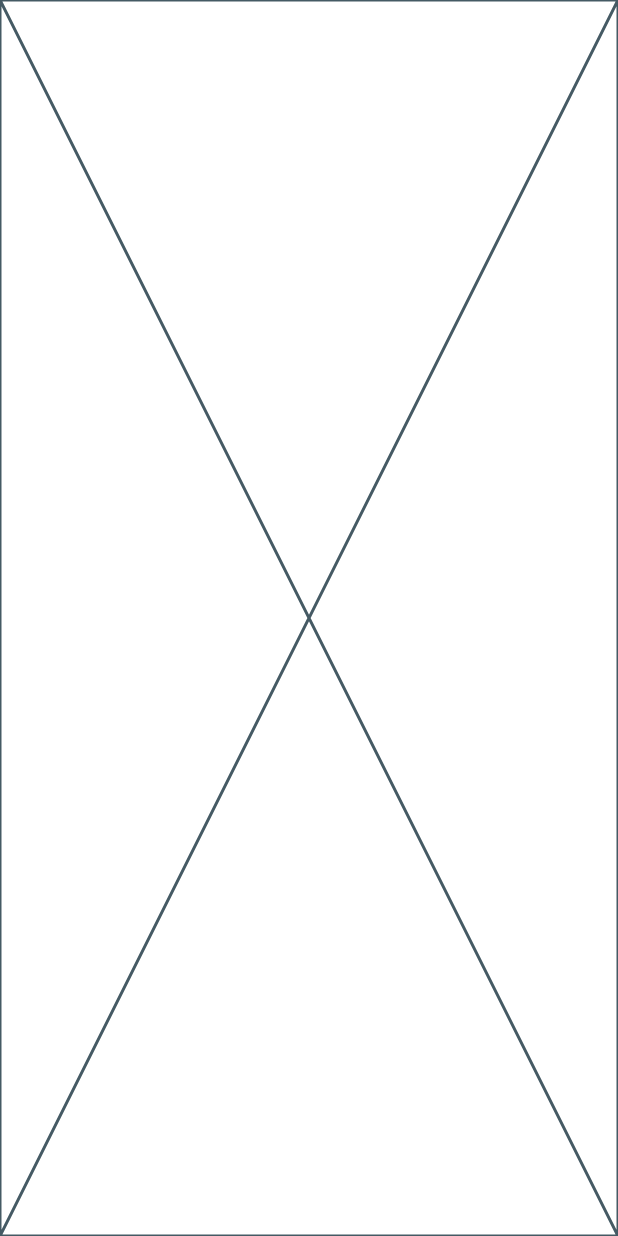
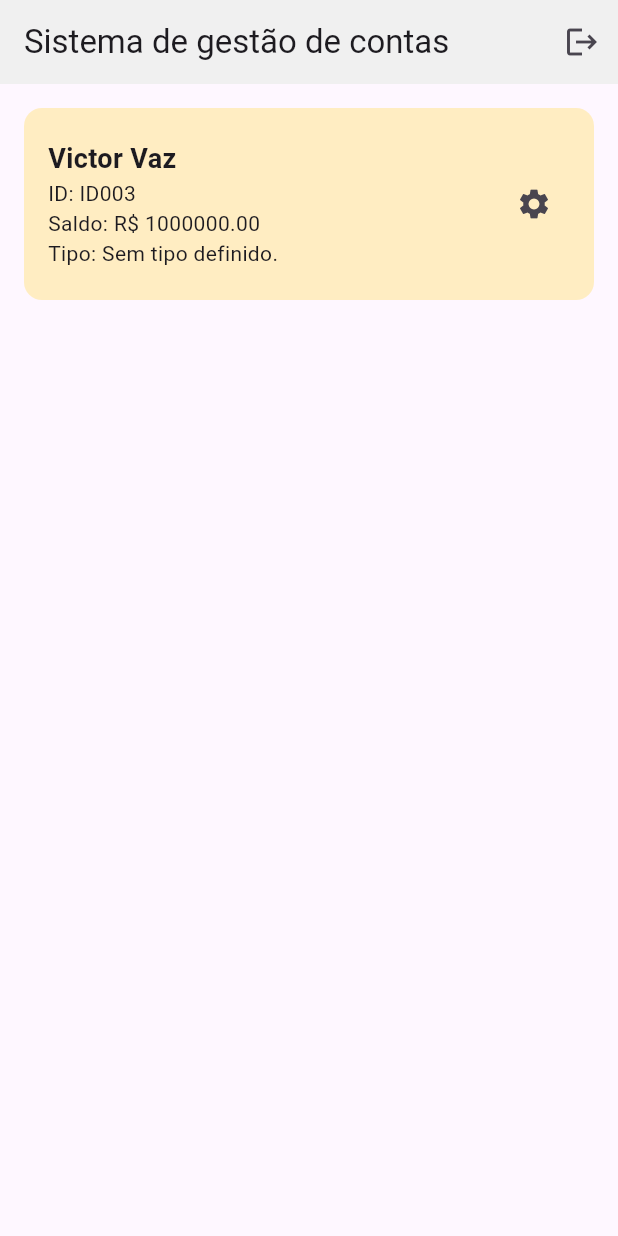
Before and after one commit to victorvazdev/flutter_banco_douro, a Flutter app: the screen it shows after launch, after a tap on "Entrar", on a phone screen of 412 x 824 dp. Run offline on Flutter 3.47's test engine with Material 3 defaults, Android fonts, the phone set to English and light mode, and no system bars.

Commit message:
dart_banco_douro integrated with this app; AppBar added in home_screen; AccountWidget development started

```diff
--- /dev/null
+++ b/lib/models/account.dart
@@ -0,0 +1,99 @@
+import 'dart:convert';
+
+class Account {
+  String id;
+  String name;
+  String lastName;
+  double balance;
+  String? accountType;
+
+  Account({
+    required this.id,
+    required this.name,
+    required this.lastName,
+    required this.balance,
+    required this.accountType,
+  });
+
+  factory Account.fromMap(Map<String, dynamic> map) {
+    return Account(
+      id: map['id'] as String,
+      name: map['name'] as String,
+      lastName: map['lastName'] as String,
+      balance: (map['balance'] as num).toDouble(),
+      accountType:
+          map['accountType'] != null ? map['accountType'] as String : null,
+    );
+  }
+
+  Map<String, dynamic> toMap() {
+    return <String, dynamic>{
+      'id': id,
+      'name': name,
+      'lastName': lastName,
+      'balance': balance,
+      'accountType': accountType,
+    };
+  }
+
+  @override
+  String toString() {
+    return '\nID: $id\n$name $lastName\nSaldo: $balance\n';
+  }
+
+  @override
+  bool operator ==(covariant Account other) {
+    if (identical(this, other)) return true;
+
+    return other.id == id &&
+        other.name == name &&
+        other.lastName == lastName &&
+        other.balance == balance;
+  }
+
+  @override
+  int get hashCode {
+    return id.hashCode ^ name.hashCode ^ lastName.hashCode ^ balance.hashCode;
+  }
+
+  Account copyWith({
+    String? id,
+    String? name,
+    String? lastName,
+    double? balance,
+    String? accountType,
+  }) {
+    return Account(
+      id: id ?? this.id,
+      name: name ?? this.name,
+      lastName: lastName ?? this.lastName,
+      balance: balance ?? this.balance,
+      accountType: accountType ?? this.accountType,
+    );
+  }
+
+  String toJson() => jsonEncode(toMap());
+
+  factory Account.fromJson(String source) =>
+      Account.fromMap(jsonDecode(source));
+
+  double getBalance() {
+    return balance;
+  }
+
+  void sendTransaction(double amount) {
+    balance -= amount;
+  }
+
+  void receiveTransaction(double amount) {
+    balance += amount;
+  }
+
+  // factory Account.fromJson(Map<String, dynamic> json) {
+  //   return Account(
+  //       id: json['id'] as String,
+  //       name: json['name'] as String,
+  //       lastName: json['lastName'] as String,
+  //       balance: (json['balance'] as num).toDouble());
+  // }
+}
--- a/lib/ui/home_screen.dart
+++ b/lib/ui/home_screen.dart
@@ -1,10 +1,38 @@
 import 'package:flutter/material.dart';
+import 'package:flutter_banco_douro/models/account.dart';
+import 'package:flutter_banco_douro/ui/styles/colors.dart';
+import 'package:flutter_banco_douro/ui/widgets/account_widget.dart';
 
 class HomeScreen extends StatelessWidget {
   const HomeScreen({super.key});
 
   @override
   Widget build(BuildContext context) {
-    return const Placeholder();
+    return Scaffold(
+      appBar: AppBar(
+        backgroundColor: AppColor.lightGray,
+        title: Text('Sistema de gestão de contas'),
+        actions: [
+          IconButton(
+            onPressed: () {
+              Navigator.pushReplacementNamed(context, 'login');
+            },
+            icon: Icon(Icons.logout),
+          ),
+        ],
+      ),
+      body: Padding(
+        padding: const EdgeInsets.all(16.0),
+        child: AccountWidget(
+          account: Account(
+            id: 'ID003',
+            name: 'Victor',
+            lastName: 'Vaz',
+            balance: 1000000,
+            accountType: null,
+          ),
+        ),
+      ),
+    );
   }
 }
--- a/lib/ui/login_screen.dart
+++ b/lib/ui/login_screen.dart
@@ -1,4 +1,5 @@
 import 'package:flutter/material.dart';
+import 'package:flutter_banco_douro/ui/styles/colors.dart';
 
 class LoginScreen extends StatelessWidget {
   const LoginScreen({super.key});
@@ -56,7 +57,7 @@ class LoginScreen extends StatelessWidget {
                       },
                       style: ButtonStyle(
                         backgroundColor: WidgetStatePropertyAll(
-                          Color(0xFFFFA902),
+                          AppColor.orange,
                         ),
                       ),
                       child: const Text(
--- /dev/null
+++ b/lib/ui/styles/colors.dart
@@ -0,0 +1,7 @@
+import 'package:flutter/material.dart';
+
+class AppColor {
+  static const Color orange = Color(0xFFFFA902);
+  static const Color lightGray = Color(0xFFF0F0F0);
+  static const Color lightOrange = Color(0xFFFFEDC2);
+}
--- /dev/null
+++ b/lib/ui/widgets/account_widget.dart
@@ -0,0 +1,44 @@
+import 'package:flutter/material.dart';
+import 'package:flutter_banco_douro/models/account.dart';
+import 'package:flutter_banco_douro/ui/styles/colors.dart';
+
+class AccountWidget extends StatelessWidget {
+  final Account account;
+
+  const AccountWidget({super.key, required this.account});
+
+  @override
+  Widget build(BuildContext context) {
+    return Container(
+      height: 128,
+      padding: const EdgeInsets.all(16),
+      decoration: BoxDecoration(
+        color: AppColor.lightOrange,
+        borderRadius: BorderRadius.circular(12),
+      ),
+      child: Row(
+        mainAxisAlignment: MainAxisAlignment.spaceBetween,
+        children: [
+          Column(
+            mainAxisAlignment: MainAxisAlignment.center,
+            crossAxisAlignment: CrossAxisAlignment.start,
+            children: [
+              Text(
+                '${account.name} ${account.lastName}',
+                style: TextStyle(fontSize: 18, fontWeight: FontWeight.bold),
+              ),
+              Text('ID: ${account.id}'),
+              Text('Saldo: R\$ ${account.balance.toStringAsFixed(2)}'),
+              Text('Tipo: ${account.accountType ?? 'Sem tipo definido.'}'),
+            ],
+          ),
+          IconButton(
+            onPressed: () {},
+            icon: const Icon(Icons.settings),
+            tooltip: 'Settings',
+          ),
+        ],
+      ),
+    );
+  }
+}
--- a/pubspec.yaml
+++ b/pubspec.yaml
@@ -7,8 +7,11 @@ environment:
   sdk: ^3.7.0
 
 dependencies:
+  collection: ^1.19.1
   flutter:
     sdk: flutter
+  http: ^1.3.0
+  uuid: ^4.5.1
 
 dev_dependencies:
   flutter_test:
```
Also changed, not shown: lib/exceptions/transaction_exceptions.dart (added, +27 -0 lines), lib/helpers/helper_taxes.dart (added, +20 -0 lines), lib/helpers/verify_input.dart (added, +33 -0 lines), lib/models/transaction.dart (added, +89 -0 lines), lib/services/account_service.dart (added, +171 -0 lines), lib/services/transaction_service.dart (added, +132 -0 lines), pubspec.lock, 1 other file.
